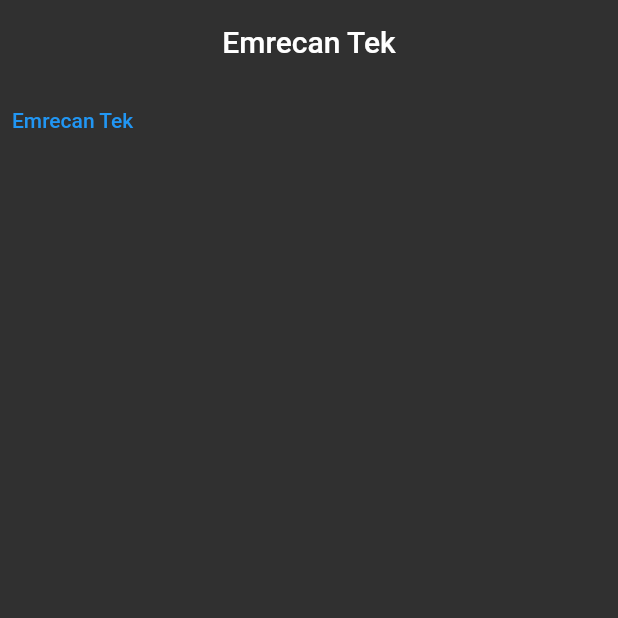
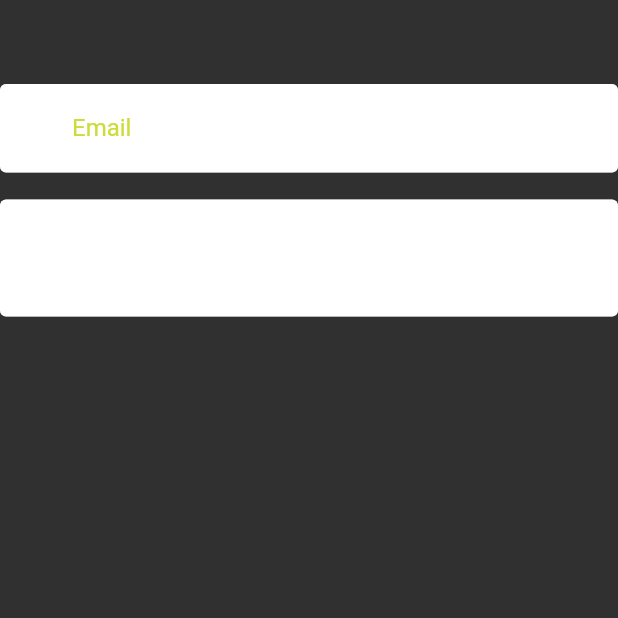
Before and after one commit to emrecan-balgun/flutter-course, a Flutter app: the screen it shows after launch, on a phone screen of 412 x 824 dp, the top half of it. Run offline on Flutter 3.47's test engine with Material 2 defaults, Android fonts, the phone set to English and light mode, and no system bars.

Commit message:
add text field

```diff
--- /dev/null
+++ b/flutter_full_learn/lib/101/text_field_learn.dart
@@ -0,0 +1,67 @@
+import 'package:flutter/material.dart';
+import 'package:flutter/services.dart';
+
+class TextFieldLearn extends StatefulWidget {
+  const TextFieldLearn({super.key});
+
+  @override
+  State<TextFieldLearn> createState() => _TextFieldLearnState();
+}
+
+class _TextFieldLearnState extends State<TextFieldLearn> {
+  final key = GlobalKey();
+
+  FocusNode focusNodeTextFieldOne = FocusNode();
+  FocusNode focusNodeTextFieldTwo = FocusNode();
+
+  @override
+  Widget build(BuildContext context) {
+    return Scaffold(
+      appBar: AppBar(),
+      body: Column(
+        children: [
+          TextField(
+            maxLength: 20,
+            buildCounter: (BuildContext context,
+                {int? currentLength, bool? isFocused, int? maxLength}) {
+              return _animatedContainer(currentLength);
+            },
+            keyboardType: TextInputType.emailAddress,
+            textInputAction: TextInputAction.next, // for keyboard action
+            autofillHints: const [AutofillHints.email],
+            inputFormatters: [TextProjectInputFormatter()._formatter],
+            focusNode: focusNodeTextFieldOne,
+            decoration: _InputDecorator().emailInput,
+          ),
+          TextField(focusNode: focusNodeTextFieldTwo, minLines: 2, maxLines: 4),
+        ],
+      ),
+    );
+  }
+
+  AnimatedContainer _animatedContainer(int? currentLength) {
+    return AnimatedContainer(
+        key: key,
+        duration: const Duration(seconds: 1),
+        height: 10,
+        width: 10.0 * (currentLength ?? 0),
+        color: Colors.green);
+  }
+}
+
+class TextProjectInputFormatter {
+  final _formatter = TextInputFormatter.withFunction((oldValue, newValue) {
+    if (newValue.text == "a") {
+      return oldValue;
+    }
+    return oldValue;
+  });
+}
+
+class _InputDecorator {
+  final emailInput = const InputDecoration(
+    prefixIcon: Icon(Icons.mail),
+    border: OutlineInputBorder(),
+    labelText: 'Email',
+  );
+}
--- a/flutter_full_learn/lib/main.dart
+++ b/flutter_full_learn/lib/main.dart
@@ -17,6 +17,7 @@ import 'package:flutter_full_learn/101/stack_learn.dart';
 import 'package:flutter_full_learn/101/statefull_learn.dart';
 import 'package:flutter_full_learn/101/statefull_life_cycle.dart';
 import 'package:flutter_full_learn/101/stateless_learn.dart';
+import 'package:flutter_full_learn/101/text_field_learn.dart';
 import 'package:flutter_full_learn/101/text_learn_view.dart';
 import 'package:flutter_full_learn/101/button_learn.dart';
 import 'package:flutter_full_learn/demos/note_demos_view.dart';
@@ -42,6 +43,14 @@ class MyApp extends StatelessWidget {
         //   shape: RoundedRectangleBorder(borderRadius: BorderRadius.circular(20))
         // ),
           errorColor: ColorsItems.sulu, // static on color learn
+          inputDecorationTheme: const InputDecorationTheme(
+            filled: true,
+            fillColor: Colors.white,
+            iconColor: Colors.red,
+            labelStyle: TextStyle(color: Colors.lime),
+            border: OutlineInputBorder(),
+            floatingLabelStyle: TextStyle(color: Colors.red, fontSize: 24, fontWeight: FontWeight.w600),
+          ),
           appBarTheme: const AppBarTheme(
           centerTitle: true,
           backgroundColor: Colors.transparent,
@@ -49,7 +58,7 @@ class MyApp extends StatelessWidget {
           systemOverlayStyle: SystemUiOverlayStyle.light, // for status bar theme color
         )
       ),
-      home: const StatefullLifeCycleLearn(message: 'Emrecan'),
+      home: const TextFieldLearn(),
     );
   }
 }
```
